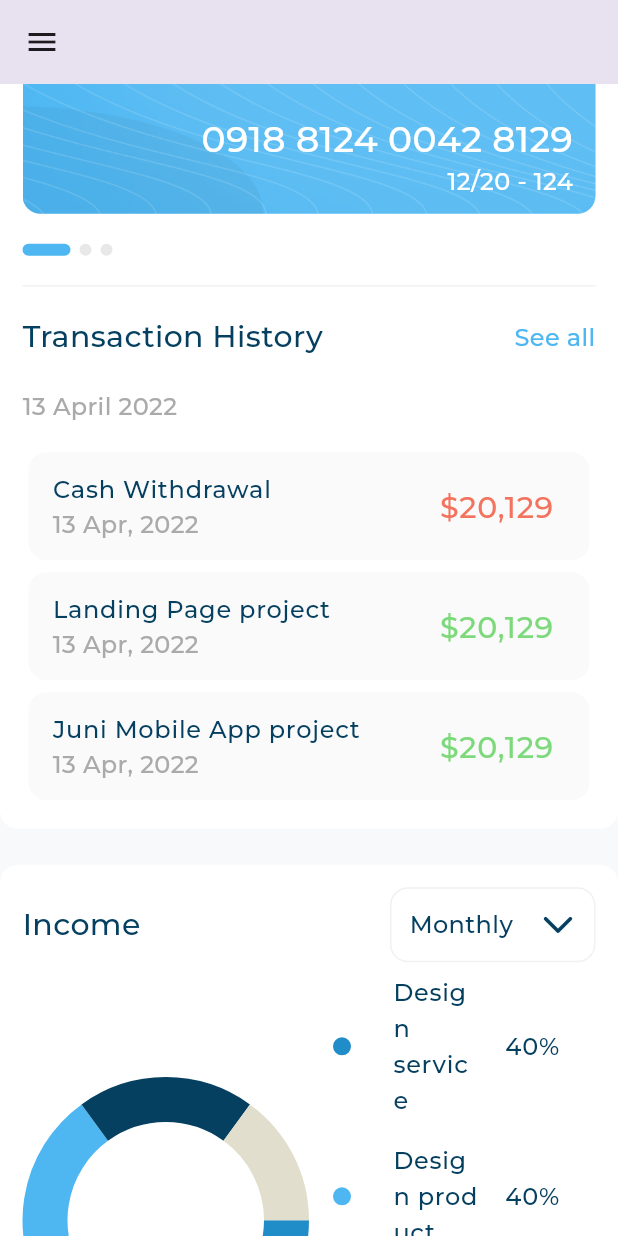
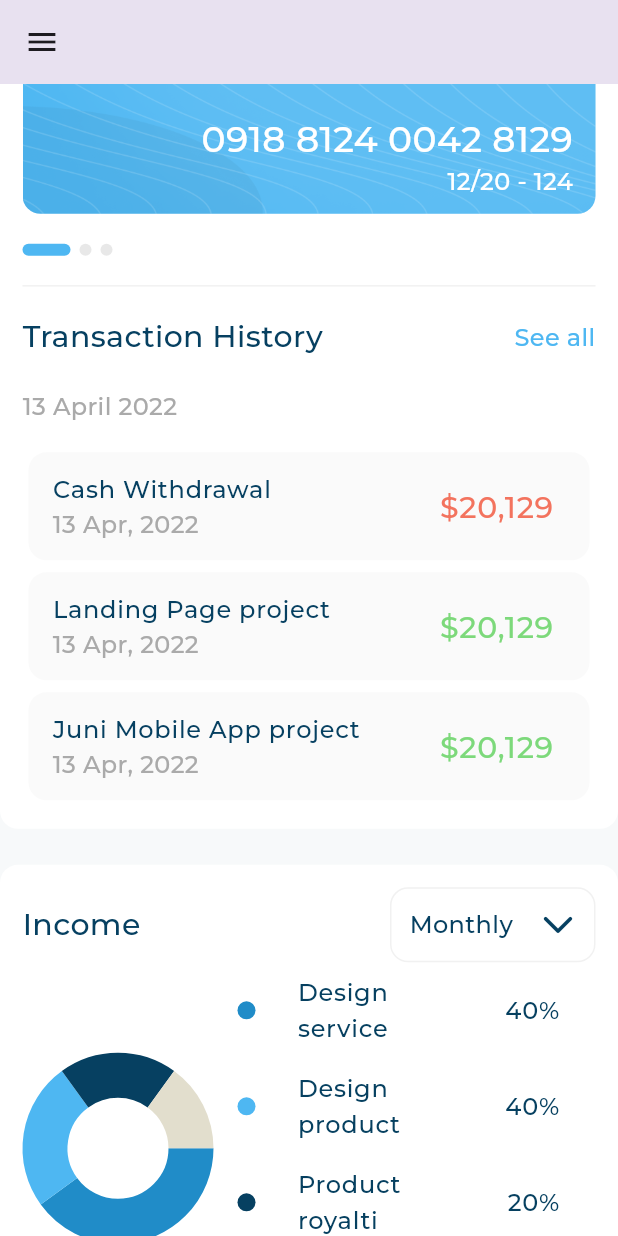
Before and after one commit to MohamedRamadan7/responsive_dash_board, a Flutter app: the screen it shows after launch, scrolled down 1152 dp, on a phone screen of 412 x 824 dp. Run offline on Flutter 3.47's test engine with Material 3 defaults, Android fonts, the phone set to English and light mode, and no system bars; drawn by our look-alikes of expandable_page_view, fl_chart; our stand-ins replace flutter_svg; project files that could hold a hidden picture were left out.

Commit message:
SizeConfig

```diff
--- /dev/null
+++ b/lib/utils/size_config.dart
@@ -0,0 +1,4 @@
+class SizeConfig {
+  static const double tablet = 800;
+  static const double desktop = 1200;
+}
--- a/lib/views/dashboard_view.dart
+++ b/lib/views/dashboard_view.dart
@@ -3,6 +3,7 @@ import 'package:responsive_dash_board/views/widgets/Dashboard_desktop_layout.dar
 import 'package:responsive_dash_board/views/widgets/adaptive_layout.dart';
 import 'package:responsive_dash_board/views/widgets/custom_drawer.dart';
 
+import '../utils/size_config.dart';
 import 'widgets/dashboard_mobile_layout.dart';
 import 'widgets/dashboard_tablet_layout.dart';
 
@@ -14,7 +15,7 @@ class DashboardView extends StatelessWidget {
     final GlobalKey<ScaffoldState> scaffoldKey = GlobalKey();
     return Scaffold(
       key: scaffoldKey,
-      appBar: MediaQuery.sizeOf(context).width < 800
+      appBar: MediaQuery.sizeOf(context).width < SizeConfig.tablet
           ? AppBar(
               elevation: 0,
               leading: IconButton(
@@ -26,8 +27,9 @@ class DashboardView extends StatelessWidget {
             )
           : null,
       backgroundColor: const Color(0xFFF7F9FA),
-      drawer:
-          MediaQuery.sizeOf(context).width < 800 ? const CustomDrawer() : null,
+      drawer: MediaQuery.sizeOf(context).width < SizeConfig.tablet
+          ? const CustomDrawer()
+          : null,
       body: AdaptiveLayout(
           mobilelayout: (context) => const DashboardMobileLayout(),
           tabletLayout: (context) => const DashboardTabletLayout(),
--- a/lib/views/widgets/adaptive_layout.dart
+++ b/lib/views/widgets/adaptive_layout.dart
@@ -1,5 +1,6 @@
+import 'package:flutter/material.dart';
 
-import 'package:flutter/material.dart';
+import '../../utils/size_config.dart';
 
 class AdaptiveLayout extends StatelessWidget {
   const AdaptiveLayout({
@@ -12,9 +13,9 @@ class AdaptiveLayout extends StatelessWidget {
   @override
   Widget build(BuildContext context) {
     return LayoutBuilder(builder: (context, constraints) {
-      if (constraints.maxWidth < 800) {
+      if (constraints.maxWidth < SizeConfig.tablet) {
         return mobilelayout(context);
-      } else if (constraints.maxWidth < 1200) {
+      } else if (constraints.maxWidth < SizeConfig.desktop) {
         return tabletLayout(context);
       } else {
         return desktopLayout(context);
--- a/lib/views/widgets/dashboard_desktop_layout.dart
+++ b/lib/views/widgets/dashboard_desktop_layout.dart
@@ -16,16 +16,21 @@ class DashboardDesktopLayout extends StatelessWidget {
         Expanded(child: CustomDrawer()),
         SizedBox(width: 20),
         Expanded(
+            flex: 3,
+            child: CustomScrollView(
+              slivers: [
+                SliverFillRemaining(
+                  hasScrollBody: false,
+                  child: Row(
+                    children: [
+                      Expanded(
                           flex: 2,
-            child: SingleChildScrollView(
                           child: Padding(
                             padding: EdgeInsets.only(top: 40),
                             child: AllExpensesQuickInvoiceSection(),
-              ),
                           )),
                       SizedBox(width: 15),
                       Expanded(
-            child: SingleChildScrollView(
                           child: Column(
                         children: [
                           SizedBox(height: 40),
@@ -33,7 +38,11 @@ class DashboardDesktopLayout extends StatelessWidget {
                           SizedBox(height: 24),
                           IncomeSection(),
                         ],
+                      )),
+                    ],
                   ),
+                )
+              ],
             ))
       ],
     );
--- a/lib/views/widgets/income_details.dart
+++ b/lib/views/widgets/income_details.dart
@@ -11,19 +11,14 @@ class IncomeDetails extends StatelessWidget {
     IncomeDetailsModel(
         color: Color(0xff4EB7F2), title: 'Design product', value: '40%'),
     IncomeDetailsModel(
-        color: Color(0xff064061), title: 'Product royalti', value: '40%'),
-    IncomeDetailsModel(color: Color(0xffE2DECD), title: 'Other', value: '40%'),
+        color: Color(0xff064061), title: 'Product royalti', value: '20%'),
+    IncomeDetailsModel(color: Color(0xffE2DECD), title: 'Other', value: '22%'),
   ];
   @override
   Widget build(BuildContext context) {
-    return ListView.builder(
-      shrinkWrap: true,
-      itemCount: items.length,
-      itemBuilder: (context, index) {
-        return IncomeDetailsItem(
-          incomeDetailsModel: items[index],
-        );
-      },
+    return Column(
+      children:
+          items.map((e) => IncomeDetailsItem(incomeDetailsModel: e)).toList(),
     );
   }
 }
--- a/lib/views/widgets/income_section.dart
+++ b/lib/views/widgets/income_section.dart
@@ -1,8 +1,7 @@
 import 'package:flutter/material.dart';
 import 'package:responsive_dash_board/views/widgets/custom_background_container.dart';
-import 'package:responsive_dash_board/views/widgets/income_chart.dart';
 
-import 'income_details.dart';
+import 'income_section_body.dart';
 import 'income_section_header.dart';
 
 class IncomeSection extends StatelessWidget {
@@ -14,13 +13,7 @@ class IncomeSection extends StatelessWidget {
       child: Column(
         children: [
           IncomeSectionHeader(),
-          Row(
-            crossAxisAlignment: CrossAxisAlignment.center,
-            children: [
-              Expanded(child: IncomeShart()),
-              Expanded(child: IncomeDetails())
-            ],
-          )
+          IncomeSectionBody(),
         ],
       ),
     );
--- /dev/null
+++ b/lib/views/widgets/income_section_body.dart
@@ -0,0 +1,24 @@
+import 'package:flutter/material.dart';
+
+import '../../utils/size_config.dart';
+import 'income_chart.dart';
+import 'income_details.dart';
+
+class IncomeSectionBody extends StatelessWidget {
+  const IncomeSectionBody({
+    super.key,
+  });
+
+  @override
+  Widget build(BuildContext context) {
+    double width = MediaQuery.sizeOf(context).width;
+    return width >= SizeConfig.desktop && width < 1250
+        ? const SizedBox()
+        : const Row(
+            children: [
+              Expanded(child: IncomeShart()),
+              Expanded(flex: 2, child: IncomeDetails())
+            ],
+          );
+  }
+}
--- a/lib/views/widgets/transaction_history_list_view.dart
+++ b/lib/views/widgets/transaction_history_list_view.dart
@@ -28,12 +28,8 @@ class TransactionHistoryListView extends StatelessWidget {
   ];
   @override
   Widget build(BuildContext context) {
-    return ListView.builder(
-      itemCount: items.length,
-      shrinkWrap: true,
-      itemBuilder: (context, index) {
-        return TransactionItem(transactionModel: items[index]);
-      },
+    return Column(
+      children: items.map((e) => TransactionItem(transactionModel: e)).toList(),
     );
   }
 }
```
Lines whose indentation alone changed are shown as unchanged.
